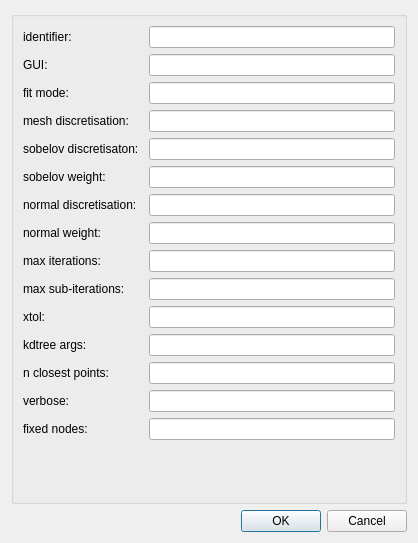
First picture: the form in mapclientplugins/fieldworkmeshfittingstep/qt/configuredialog.ui, repository mapclient-plugins/fieldworkmeshfittingstep, before the edit.
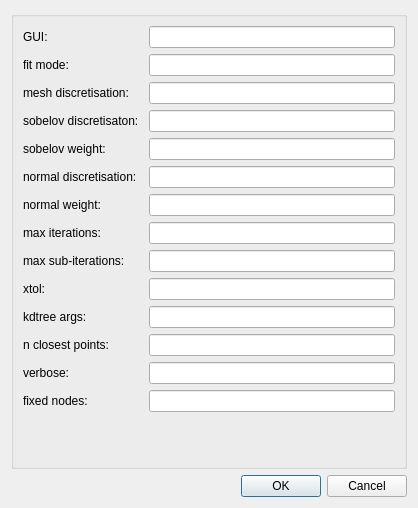
Second picture: the form after the edit.

Commit message:
Removed "identifier" attribute from configuration.
Identifiers are now automatically generated by the MAP Client.

```diff
--- a/mapclientplugins/fieldworkmeshfittingstep/qt/configuredialog.ui
+++ b/mapclientplugins/fieldworkmeshfittingstep/qt/configuredialog.ui
@@ -7,7 +7,7 @@
     <x>0</x>
     <y>0</y>
     <width>418</width>
-    <height>543</height>
+    <height>508</height>
    </rect>
   </property>
   <property name="windowTitle">
@@ -31,154 +31,144 @@
      </property>
      <layout class="QFormLayout" name="formLayout">
       <item row="0" column="0">
-       <widget class="QLabel" name="label0">
+       <widget class="QLabel" name="label14">
         <property name="text">
-         <string>identifier:  </string>
+         <string>GUI:</string>
         </property>
        </widget>
       </item>
       <item row="0" column="1">
-       <widget class="QLineEdit" name="lineEdit0"/>
+       <widget class="QLineEdit" name="lineEdit14"/>
       </item>
-      <item row="3" column="0">
+      <item row="1" column="0">
+       <widget class="QLabel" name="label9">
+        <property name="text">
+         <string>fit mode:  </string>
+        </property>
+       </widget>
+      </item>
+      <item row="1" column="1">
+       <widget class="QLineEdit" name="lineEdit9"/>
+      </item>
+      <item row="2" column="0">
        <widget class="QLabel" name="label1">
         <property name="text">
          <string>mesh discretisation:  </string>
         </property>
        </widget>
       </item>
-      <item row="3" column="1">
+      <item row="2" column="1">
        <widget class="QLineEdit" name="lineEdit1"/>
       </item>
-      <item row="4" column="0">
+      <item row="3" column="0">
        <widget class="QLabel" name="label2">
         <property name="text">
          <string>sobelov discretisaton:</string>
         </property>
        </widget>
       </item>
-      <item row="4" column="1">
+      <item row="3" column="1">
        <widget class="QLineEdit" name="lineEdit2"/>
       </item>
-      <item row="5" column="0">
+      <item row="4" column="0">
        <widget class="QLabel" name="label3">
         <property name="text">
          <string>sobelov weight:  </string>
         </property>
        </widget>
       </item>
-      <item row="5" column="1">
+      <item row="4" column="1">
        <widget class="QLineEdit" name="lineEdit3"/>
       </item>
-      <item row="6" column="0">
+      <item row="5" column="0">
        <widget class="QLabel" name="label4">
         <property name="text">
          <string>normal discretisation:  </string>
         </property>
        </widget>
       </item>
-      <item row="6" column="1">
+      <item row="5" column="1">
        <widget class="QLineEdit" name="lineEdit4"/>
       </item>
-      <item row="7" column="0">
+      <item row="6" column="0">
        <widget class="QLabel" name="label5">
         <property name="text">
          <string>normal weight:  </string>
         </property>
        </widget>
       </item>
-      <item row="7" column="1">
+      <item row="6" column="1">
        <widget class="QLineEdit" name="lineEdit5"/>
       </item>
-      <item row="9" column="0">
+      <item row="7" column="0">
+       <widget class="QLabel" name="label8">
+        <property name="text">
+         <string>max iterations:  </string>
+        </property>
+       </widget>
+      </item>
+      <item row="7" column="1">
+       <widget class="QLineEdit" name="lineEdit8"/>
+      </item>
+      <item row="8" column="0">
        <widget class="QLabel" name="label6">
         <property name="text">
          <string>max sub-iterations:  </string>
         </property>
        </widget>
       </item>
-      <item row="9" column="1">
+      <item row="8" column="1">
        <widget class="QLineEdit" name="lineEdit6"/>
       </item>
-      <item row="10" column="0">
+      <item row="9" column="0">
        <widget class="QLabel" name="label7">
         <property name="text">
          <string>xtol:  </string>
         </property>
        </widget>
       </item>
-      <item row="10" column="1">
+      <item row="9" column="1">
        <widget class="QLineEdit" name="lineEdit7"/>
       </item>
-      <item row="8" column="0">
-       <widget class="QLabel" name="label8">
-        <property name="text">
-         <string>max iterations:  </string>
-        </property>
-       </widget>
-      </item>
-      <item row="8" column="1">
-       <widget class="QLineEdit" name="lineEdit8"/>
-      </item>
-      <item row="2" column="0">
-       <widget class="QLabel" name="label9">
-        <property name="text">
-         <string>fit mode:  </string>
-        </property>
-       </widget>
-      </item>
-      <item row="2" column="1">
-       <widget class="QLineEdit" name="lineEdit9"/>
-      </item>
-      <item row="11" column="1">
-       <widget class="QLineEdit" name="lineEdit11"/>
-      </item>
-      <item row="11" column="0">
+      <item row="10" column="0">
        <widget class="QLabel" name="label11">
         <property name="text">
          <string>kdtree args:  </string>
         </property>
        </widget>
       </item>
-      <item row="12" column="1">
-       <widget class="QLineEdit" name="lineEdit10"/>
+      <item row="10" column="1">
+       <widget class="QLineEdit" name="lineEdit11"/>
       </item>
-      <item row="12" column="0">
+      <item row="11" column="0">
        <widget class="QLabel" name="label10">
         <property name="text">
          <string>n closest points:  </string>
         </property>
        </widget>
       </item>
-      <item row="13" column="1">
-       <widget class="QLineEdit" name="lineEdit12"/>
+      <item row="11" column="1">
+       <widget class="QLineEdit" name="lineEdit10"/>
       </item>
-      <item row="13" column="0">
+      <item row="12" column="0">
        <widget class="QLabel" name="label12">
         <property name="text">
          <string>verbose:  </string>
         </property>
        </widget>
       </item>
-      <item row="14" column="1">
-       <widget class="QLineEdit" name="lineEdit13"/>
+      <item row="12" column="1">
+       <widget class="QLineEdit" name="lineEdit12"/>
       </item>
-      <item row="14" column="0">
+      <item row="13" column="0">
        <widget class="QLabel" name="label13">
         <property name="text">
          <string>fixed nodes:  </string>
         </property>
        </widget>
       </item>
-      <item row="1" column="0">
-       <widget class="QLabel" name="label14">
-        <property name="text">
-         <string>GUI:</string>
-        </property>
-       </widget>
-      </item>
-      <item row="1" column="1">
-       <widget class="QLineEdit" name="lineEdit14"/>
+      <item row="13" column="1">
+       <widget class="QLineEdit" name="lineEdit13"/>
       </item>
      </layout>
     </widget>
```
The commit also changes 3 other files.
